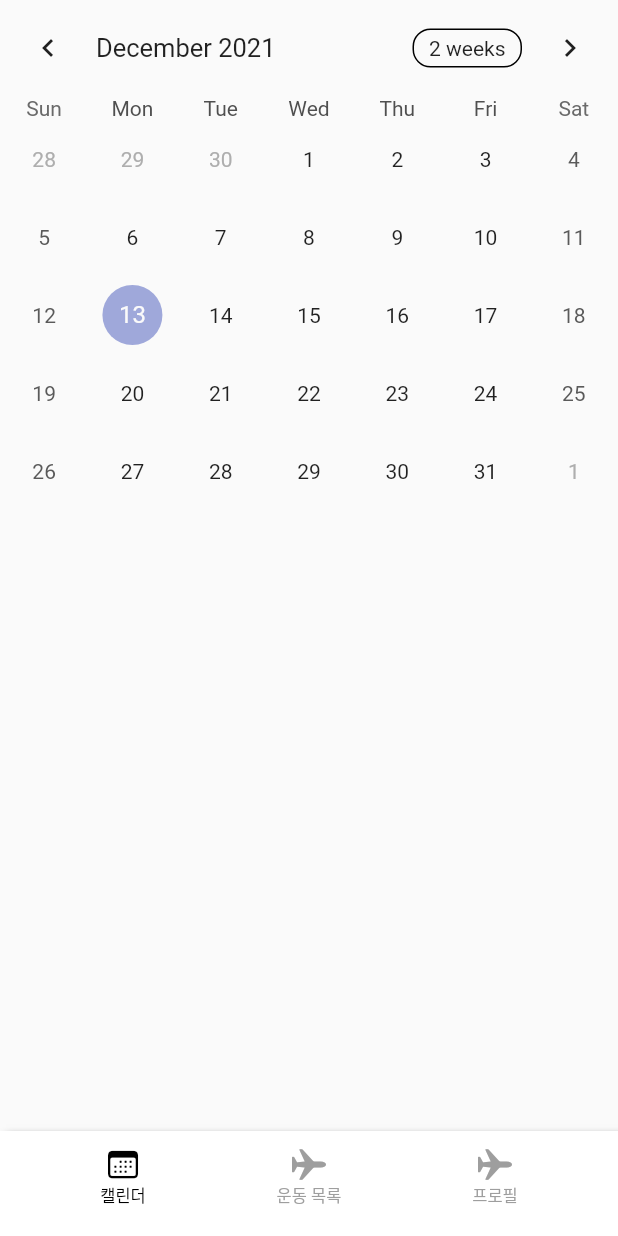
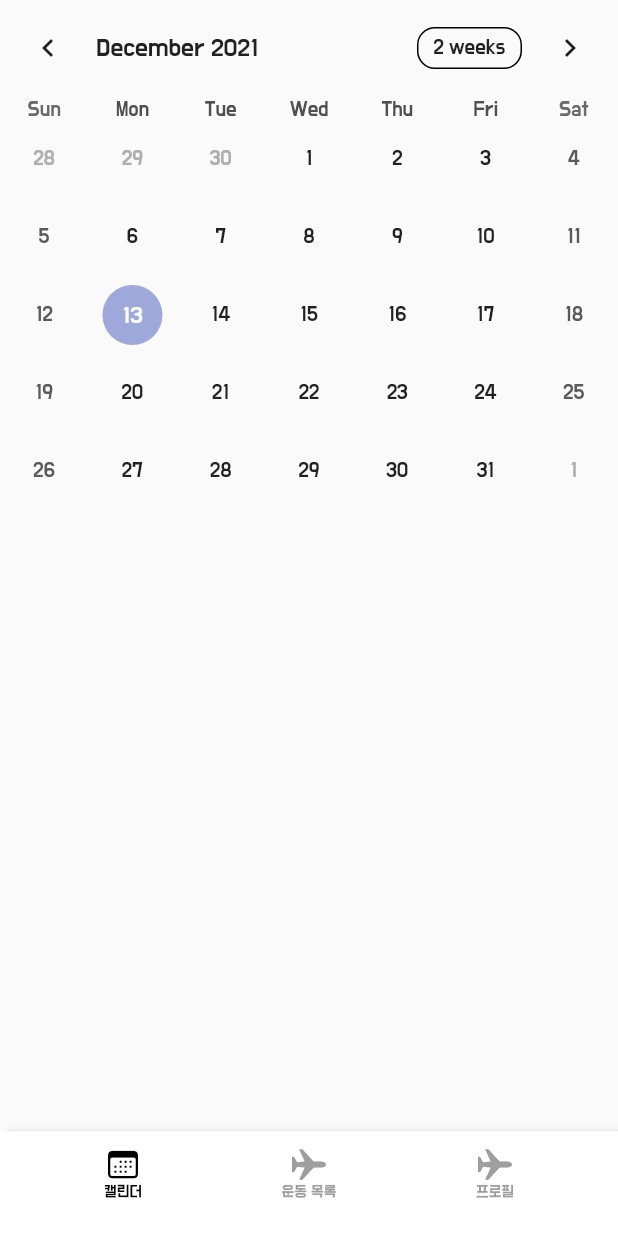
Before and after one commit to 812jay/stronger, a Flutter app: the screen it shows after launch, on a phone screen of 412 x 824 dp. Run offline on Flutter 3.47's test engine with Material 2 defaults, Android fonts, the phone set to English and light mode, and no system bars; drawn by our look-alikes of table_calendar.

Commit message:
폰트 추가

```diff
--- a/lib/main.dart
+++ b/lib/main.dart
@@ -29,8 +29,8 @@ class MyApp extends StatelessWidget {
       child: MaterialApp(
         debugShowCheckedModeBanner: false,
         theme: ThemeData(
-            // fontFamily: 'adqd',
-            ),
+          fontFamily: 'Do_Hyeon',
+        ),
         initialRoute: SplashScreen.routeName,
         routes: {
           SplashScreen.routeName: (context) {
```
Also changed, not shown: pubspec.yaml (+19 -11 lines), assets/fonts/Do_Hyeon/DoHyeon-Regular.ttf (added), 1 other file.
